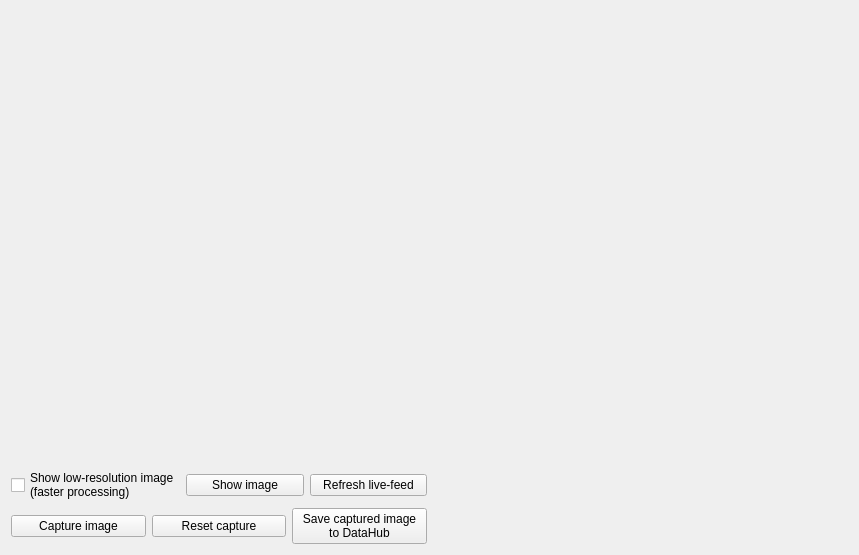
Before: the Qt Designer form iris/resources/objective_calibration_main.ui in The-Thomas-Lab-UCL/orm-iris, drawn with Qt 5.
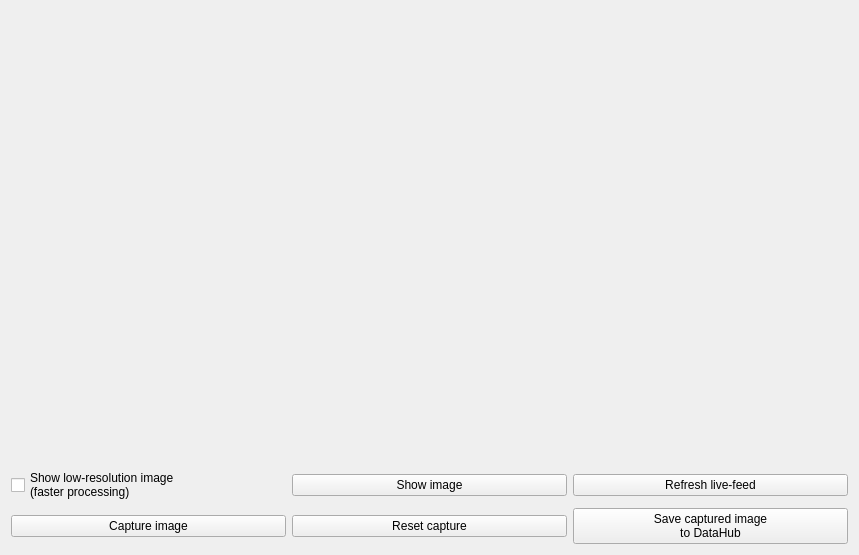
After: the same form once the commit is applied.

Commit message: Brightfield objective calibration done

What changed in the file:
```diff
--- a/iris/resources/objective_calibration_main.ui
+++ b/iris/resources/objective_calibration_main.ui
@@ -78,13 +78,7 @@
       </layout>
      </item>
      <item>
-      <layout class="QVBoxLayout" name="verticalLayout_2">
-       <item>
-        <widget class="QWidget" name="wdg_holder_calibration_controls" native="true">
-         <layout class="QVBoxLayout" name="holder_cal_finetune"/>
-        </widget>
-       </item>
-      </layout>
+      <layout class="QVBoxLayout" name="lyt_holder_calibration_controls"/>
      </item>
     </layout>
    </item>
```
The commit also changes 6 other files.
